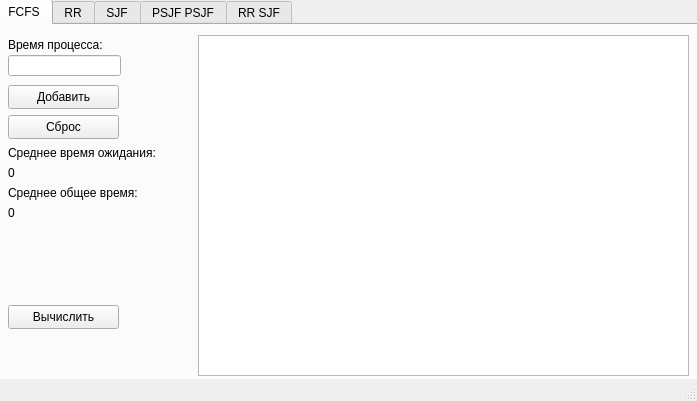
This is main_ui.ui in RinaKyu/labaOS as Qt 5 draws it before an edit. The edited form follows.
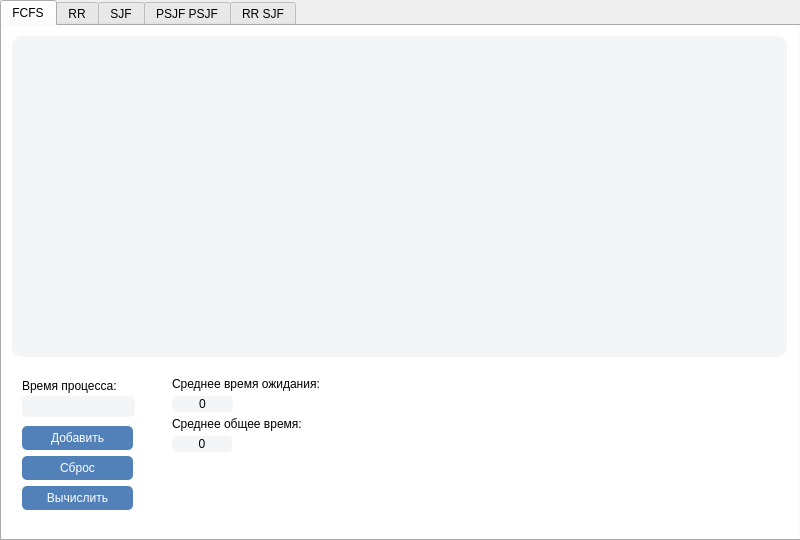
This is the edited form. The open tabs and pages were chosen to show the change.

Diff of the .ui file:
```diff
--- a/main_ui.ui
+++ b/main_ui.ui
@@ -6,23 +6,53 @@
    <rect>
     <x>0</x>
     <y>0</y>
-    <width>697</width>
-    <height>401</height>
+    <width>800</width>
+    <height>540</height>
    </rect>
   </property>
+  <property name="sizePolicy">
+   <sizepolicy hsizetype="Fixed" vsizetype="Fixed">
+    <horstretch>0</horstretch>
+    <verstretch>0</verstretch>
+   </sizepolicy>
+  </property>
+  <property name="minimumSize">
+   <size>
+    <width>624</width>
+    <height>540</height>
+   </size>
+  </property>
+  <property name="maximumSize">
+   <size>
+    <width>800</width>
+    <height>540</height>
+   </size>
+  </property>
   <property name="windowTitle">
    <string>Algorithms</string>
   </property>
+  <property name="styleSheet">
+   <string notr="true"/>
+  </property>
   <widget class="QWidget" name="centralwidget">
    <widget class="QTabWidget" name="tabWidget">
     <property name="geometry">
      <rect>
-      <x>-4</x>
-      <y>-1</y>
-      <width>711</width>
-      <height>391</height>
+      <x>0</x>
+      <y>0</y>
+      <width>801</width>
+      <height>541</height>
      </rect>
     </property>
+    <property name="styleSheet">
+     <string notr="true"/>
+    </property>
+    <property name="tabPosition">
+     <enum>QTabWidget::North</enum>
+    </property>
+    <property name="tabShape">
+     <enum>QTabWidget::Rounded</enum>
+    </property>
     <property name="currentIndex">
      <number>4</number>
     </property>
@@ -33,63 +63,48 @@
      <property name="accessibleName">
       <string/>
      </property>
+     <property name="styleSheet">
+      <string notr="true">border-radius: 5px;
+background-color: rgb(255,255,255);</string>
+     </property>
      <attribute name="title">
       <string>FCFS</string>
      </attribute>
      <widget class="QLineEdit" name="lineEdit_6">
       <property name="geometry">
        <rect>
-        <x>10</x>
-        <y>30</y>
+        <x>20</x>
+        <y>370</y>
         <width>113</width>
         <height>21</height>
        </rect>
       </property>
+      <property name="styleSheet">
+       <string notr="true">background-color: rgba(237,238,240,150);</string>
+      </property>
      </widget>
      <widget class="QPushButton" name="pushButton_11">
       <property name="geometry">
        <rect>
-        <x>10</x>
-        <y>90</y>
+        <x>20</x>
+        <y>430</y>
         <width>111</width>
         <height>24</height>
        </rect>
       </property>
+      <property name="styleSheet">
+       <string notr="true">background-color: rgb(81,129,184);
+color: rgb(255, 255, 255);</string>
+      </property>
       <property name="text">
        <string>Сброс</string>
       </property>
      </widget>
-     <widget class="QLabel" name="label_fcfs_wait">
-      <property name="geometry">
-       <rect>
-        <x>10</x>
-        <y>140</y>
-        <width>49</width>
-        <height>16</height>
-       </rect>
-      </property>
-      <property name="text">
-       <string>0</string>
-      </property>
-     </widget>
-     <widget class="QLabel" name="label_fcfs_all">
-      <property name="geometry">
-       <rect>
-        <x>10</x>
-        <y>180</y>
-        <width>49</width>
-        <height>16</height>
-       </rect>
-      </property>
-      <property name="text">
-       <string>0</string>
-      </property>
-     </widget>
      <widget class="QLabel" name="label_27">
       <property name="geometry">
        <rect>
-        <x>10</x>
-        <y>10</y>
+        <x>20</x>
+        <y>350</y>
         <width>121</width>
         <height>20</height>
        </rect>
@@ -98,54 +113,36 @@
        <string>Время процесса:</string>
       </property>
      </widget>
-     <widget class="QLabel" name="label_28">
-      <property name="geometry">
-       <rect>
-        <x>10</x>
-        <y>160</y>
-        <width>171</width>
-        <height>16</height>
-       </rect>
-      </property>
-      <property name="text">
-       <string>Среднее общее время:</string>
-      </property>
-     </widget>
      <widget class="QPushButton" name="pushButton_12">
       <property name="geometry">
        <rect>
-        <x>10</x>
-        <y>60</y>
+        <x>20</x>
+        <y>400</y>
         <width>111</width>
         <height>24</height>
        </rect>
       </property>
+      <property name="styleSheet">
+       <string notr="true">background-color: rgb(81,129,184);
+color: rgb(255, 255, 255);</string>
+      </property>
       <property name="text">
        <string>Добавить</string>
       </property>
      </widget>
-     <widget class="QLabel" name="label_30">
-      <property name="geometry">
-       <rect>
-        <x>10</x>
-        <y>120</y>
-        <width>171</width>
-        <height>16</height>
-       </rect>
-      </property>
-      <property name="text">
-       <string>Среднее время ожидания:</string>
-      </property>
-     </widget>
      <widget class="QPushButton" name="pushButton_14">
       <property name="geometry">
        <rect>
-        <x>10</x>
-        <y>280</y>
+        <x>20</x>
+        <y>460</y>
         <width>111</width>
         <height>24</height>
        </rect>
       </property>
+      <property name="styleSheet">
+       <string notr="true">background-color: rgb(81,129,184);
+color: rgb(255, 255, 255);</string>
+      </property>
       <property name="text">
        <string>Вычислить</string>
       </property>
@@ -153,11 +150,99 @@
      <widget class="QTableWidget" name="tableWidget_fcfs">
       <property name="geometry">
        <rect>
-        <x>200</x>
+        <x>10</x>
         <y>10</y>
-        <width>491</width>
-        <height>341</height>
+        <width>775</width>
+        <height>321</height>
        </rect>
+      </property>
+      <property name="styleSheet">
+       <string notr="true">border-radius: 10px;
+background-color: rgba(237,238,240,150);</string>
+      </property>
+     </widget>
+     <widget class="QLabel" name="label_fcfs_all">
+      <property name="geometry">
+       <rect>
+        <x>170</x>
+        <y>410</y>
+        <width>60</width>
+        <height>16</height>
+       </rect>
+      </property>
+      <property name="styleSheet">
+       <string notr="true">background-color: rgba(237,238,240,150);</string>
+      </property>
+      <property name="text">
+       <string>0</string>
+      </property>
+      <property name="alignment">
+       <set>Qt::AlignCenter</set>
+      </property>
+     </widget>
+     <widget class="QLabel" name="label_fcfs_wait">
+      <property name="geometry">
+       <rect>
+        <x>170</x>
+        <y>370</y>
+        <width>61</width>
+        <height>16</height>
+       </rect>
+      </property>
+      <property name="font">
+       <font>
+        <kerning>true</kerning>
+       </font>
+      </property>
+      <property name="contextMenuPolicy">
+       <enum>Qt::NoContextMenu</enum>
+      </property>
+      <property name="layoutDirection">
+       <enum>Qt::LeftToRight</enum>
+      </property>
+      <property name="styleSheet">
+       <string notr="true">background-color: rgba(237,238,240,150);</string>
+      </property>
+      <property name="text">
+       <string>0</string>
+      </property>
+      <property name="scaledContents">
+       <bool>false</bool>
+      </property>
+      <property name="alignment">
+       <set>Qt::AlignCenter</set>
+      </property>
+     </widget>
+     <widget class="QLabel" name="label_30">
+      <property name="geometry">
+       <rect>
+        <x>170</x>
+        <y>350</y>
+        <width>161</width>
+        <height>16</height>
+       </rect>
+      </property>
+      <property name="styleSheet">
+       <string notr="true">background-color: rgba(255, 255, 255, 0);</string>
+      </property>
+      <property name="text">
+       <string>Среднее время ожидания:</string>
+      </property>
+     </widget>
+     <widget class="QLabel" name="label_28">
+      <property name="geometry">
+       <rect>
+        <x>170</x>
+        <y>390</y>
+        <width>171</width>
+        <height>16</height>
+       </rect>
+      </property>
+      <property name="styleSheet">
+       <string notr="true">background-color: rgba(255, 255, 255, 0);</string>
+      </property>
+      <property name="text">
+       <string>Среднее общее время:</string>
       </property>
      </widget>
     </widget>
@@ -900,7 +985,6 @@
     </widget>
    </widget>
   </widget>
-  <widget class="QStatusBar" name="statusbar"/>
  </widget>
  <resources/>
  <connections/>
```
Left out of the diff: 476 changed lines with no effect on the pictures.
